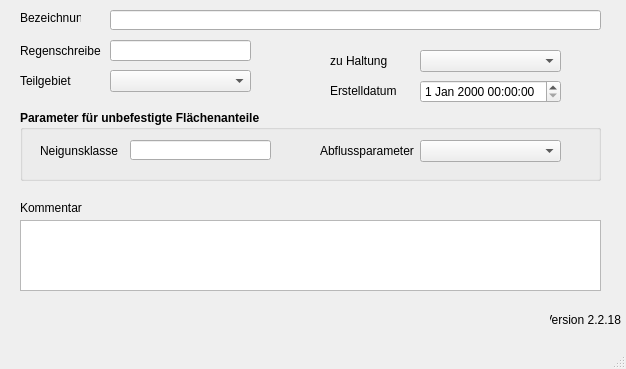
This is qkan/database/templates/tezg.ui in hoettges/QKan as Qt 5 draws it before an edit. The edited form follows.
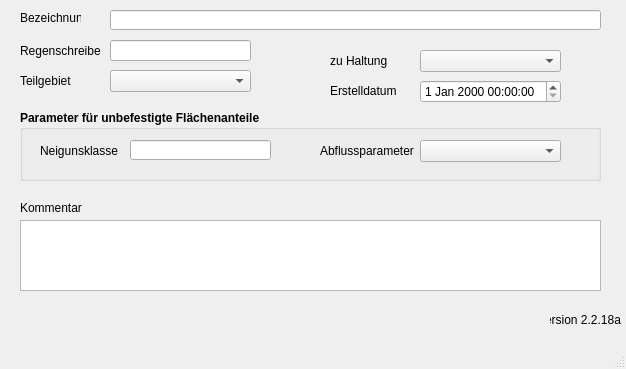
This is the edited form. Custom widgets are drawn as their Qt base class.

Diff of the .ui file:
```diff
--- a/qkan/database/templates/tezg.ui
+++ b/qkan/database/templates/tezg.ui
@@ -245,7 +245,7 @@
      <string>Version QKan Import</string>
     </property>
     <property name="text">
-     <string>Version 2.2.18</string>
+     <string>Version 2.2.18a</string>
     </property>
     <property name="alignment">
      <set>Qt::AlignRight|Qt::AlignTrailing|Qt::AlignVCenter</set>
```
